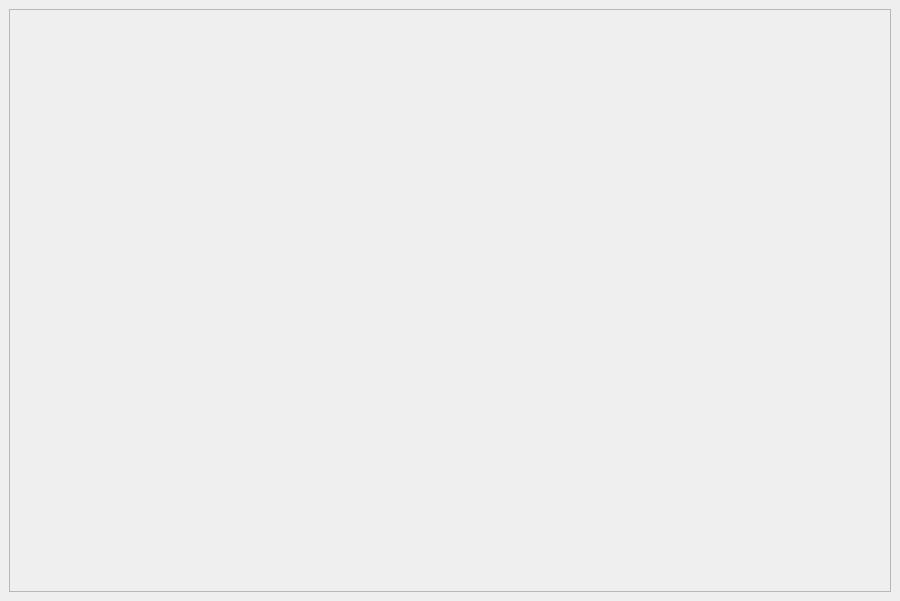
Above: src/ui/main.ui from MS-sketch/Network-Scanner before the change. Below: the same form after it.
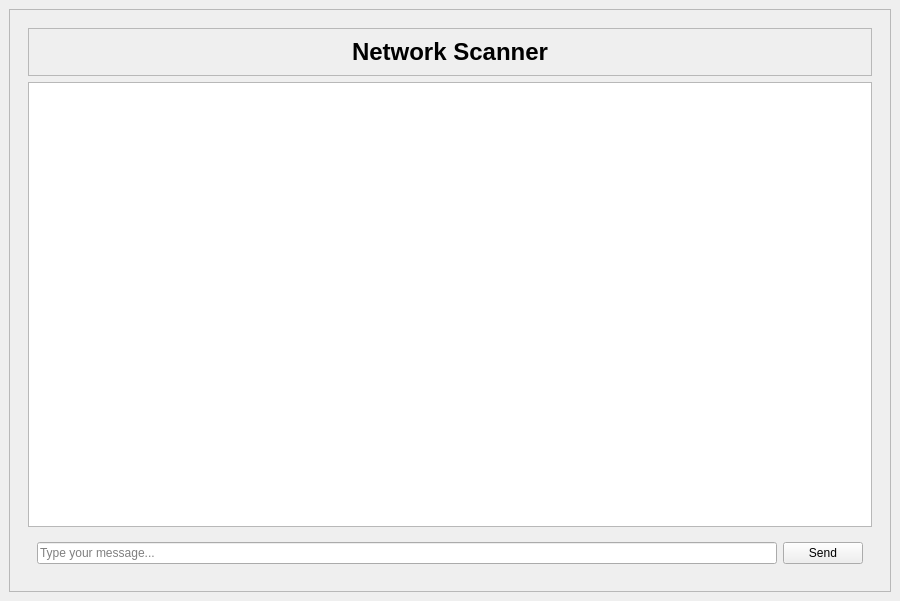
That is the form after the change. The open tabs and pages were chosen to show the change.

Commit message: Uses Gemini API of Google for summary generation Also this uses a custom security scanner which detects vulnerabilities in WebSites.

Diff of the .ui file:
```diff
--- a/src/ui/main.ui
+++ b/src/ui/main.ui
@@ -375,7 +375,61 @@
            </item>
           </layout>
          </widget>
-         <widget class="QWidget" name="suggestions_page"/>
+         <widget class="QWidget" name="suggestions_page">
+          <layout class="QVBoxLayout" name="verticalLayout_7">
+           <item>
+            <widget class="QFrame" name="topBar">
+             <property name="frameShape">
+              <enum>QFrame::Shape::StyledPanel</enum>
+             </property>
+             <property name="frameShadow">
+              <enum>QFrame::Shadow::Raised</enum>
+             </property>
+             <layout class="QHBoxLayout" name="horizontalLayout_8">
+              <item>
+               <widget class="QLabel" name="titleLabel">
+                <property name="font">
+                 <font>
+                  <pointsize>18</pointsize>
+                  <bold>true</bold>
+                 </font>
+                </property>
+                <property name="text">
+                 <string>Network Scanner</string>
+                </property>
+                <property name="alignment">
+                 <set>Qt::AlignmentFlag::AlignCenter</set>
+                </property>
+               </widget>
+              </item>
+             </layout>
+            </widget>
+           </item>
+           <item>
+            <widget class="QListWidget" name="chatDisplay"/>
+           </item>
+           <item>
+            <widget class="QFrame" name="inputFrame">
+             <layout class="QHBoxLayout" name="horizontalLayout_9">
+              <item>
+               <widget class="QLineEdit" name="messageInput">
+                <property name="placeholderText">
+                 <string>Type your message...</string>
+                </property>
+               </widget>
+              </item>
+              <item>
+               <widget class="QPushButton" name="sendButton">
+                <property name="text">
+                 <string>Send</string>
+                </property>
+               </widget>
+              </item>
+             </layout>
+            </widget>
+           </item>
+          </layout>
+         </widget>
         </widget>
        </item>
       </layout>
```
Left out of the diff: 6 changed lines with no effect on the pictures. The commit also changes 6 other files.
